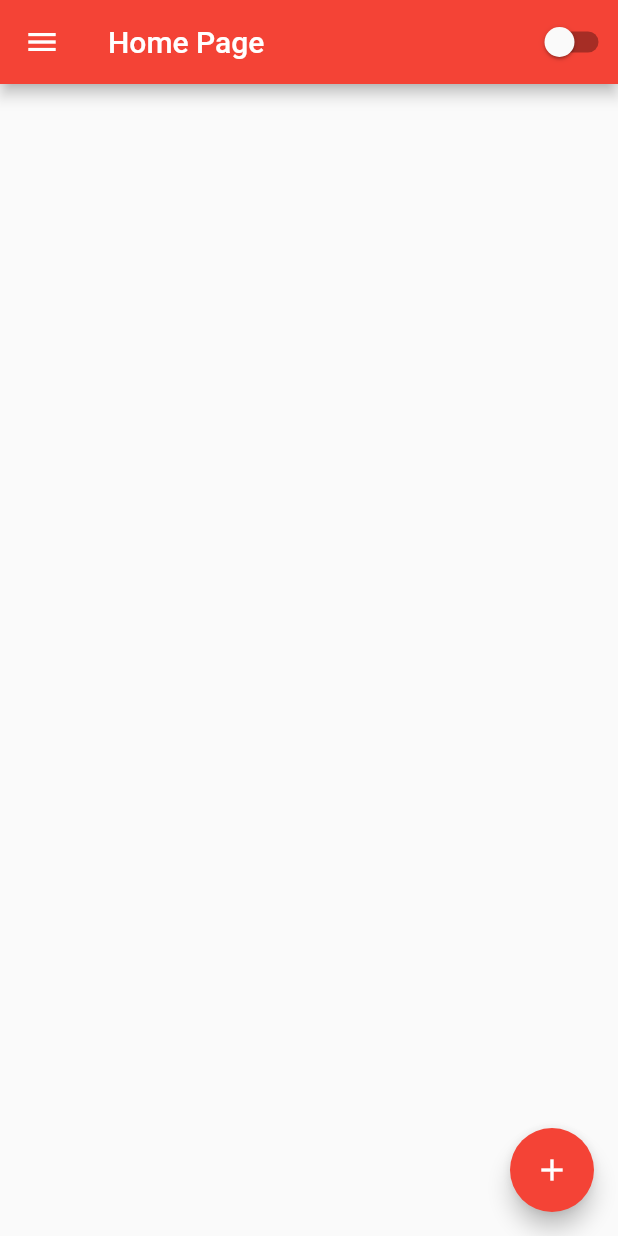
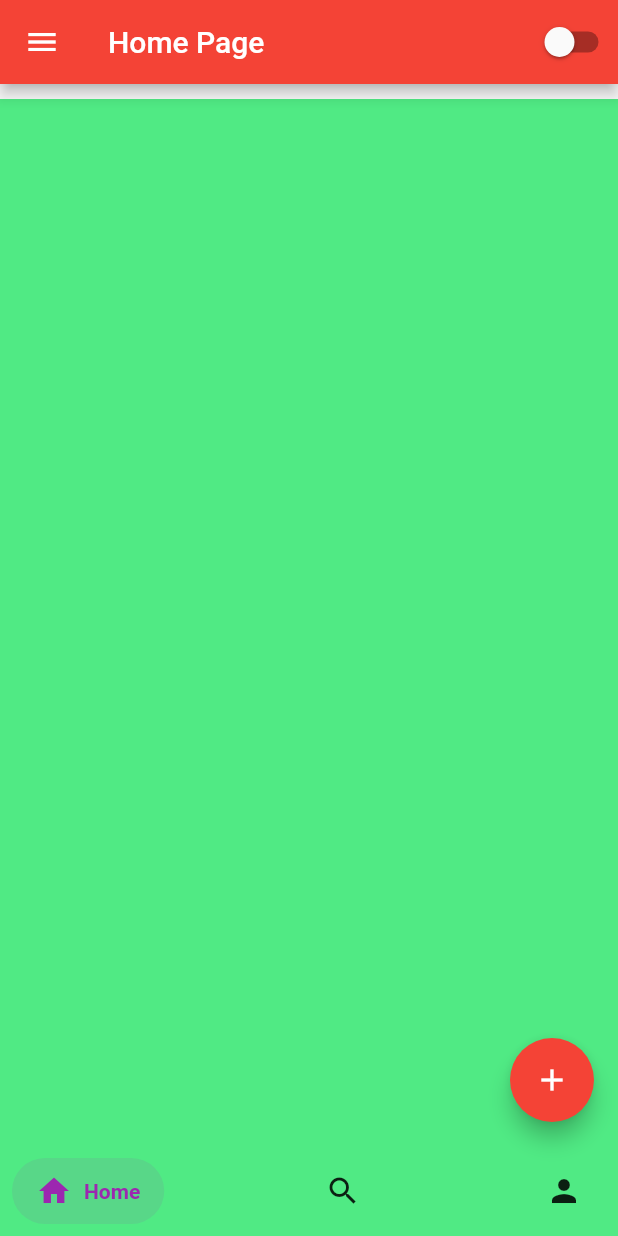
Before and after one commit to hukugan2/projectFlutter, a Flutter app: the HomePage screen opened by its route, on a phone screen of 412 x 824 dp. Run offline on Flutter 3.47's test engine with Material 2 defaults, Android fonts, the phone set to English and light mode, and no system bars; drawn by our look-alikes of salomon_bottom_bar.

Commit message:
atualização no sistema

```diff
--- a/lib/contacts_page.dart
+++ b/lib/contacts_page.dart
@@ -31,6 +31,7 @@ class MyHomeState extends State<MyHome> {
   final TextEditingController taskController = TextEditingController();
   final GlobalKey<FormState> _formKey = GlobalKey<FormState>();
   final List<String> _tasks = [];
+  final Controller = TextEditingController();
   @override
   Widget build(BuildContext context) {
     return Scaffold(
--- a/lib/home_page.dart
+++ b/lib/home_page.dart
@@ -1,5 +1,5 @@
 import 'package:flutter/material.dart';
-
+import 'package:salomon_bottom_bar/salomon_bottom_bar.dart';
 import 'app_controller.dart';
 
 class HomePage extends StatefulWidget {
@@ -11,10 +11,36 @@ class HomePage extends StatefulWidget {
 
 class HomePageState extends State<HomePage> {
   bool isDarkTheme = false;
-
+  var _currentIndex = 0;
   @override
   Widget build(BuildContext context) {
     return Scaffold(
+        bottomNavigationBar: SalomonBottomBar(
+          currentIndex: _currentIndex,
+          onTap: (i) => setState(() => _currentIndex = i),
+          items: [
+            /// Home
+            SalomonBottomBarItem(
+              icon: Icon(Icons.home),
+              title: Text("Home"),
+              selectedColor: Colors.purple,
+            ),
+
+            /// Search
+            SalomonBottomBarItem(
+              icon: Icon(Icons.search),
+              title: Text("Search"),
+              selectedColor: Colors.orange,
+            ),
+
+            /// Profile
+            SalomonBottomBarItem(
+              icon: Icon(Icons.person),
+              title: Text("Profile"),
+              selectedColor: Colors.teal,
+            ),
+          ],
+        ),
         drawer: Drawer(
           child: Column(
             children: [
@@ -55,6 +81,15 @@ class HomePageState extends State<HomePage> {
               Container(
                 height: 10,
               ),
+              Stack(
+                children: [
+                  SizedBox(
+                      height: MediaQuery.of(context).size.height,
+                      child: Container(
+                          color: Color.fromARGB(255, 38, 230, 102)
+                              .withOpacity(0.8))),
+                ],
+              ),
             ],
           ),
         ),
--- a/lib/main.dart
+++ b/lib/main.dart
@@ -1,4 +1,3 @@
-import 'package:contatos/contacts_page.dart';
 import 'package:flutter/material.dart';
 import 'package:flutter/widgets.dart';
 
--- a/pubspec.yaml
+++ b/pubspec.yaml
@@ -36,6 +36,8 @@ dependencies:
   # The following adds the Cupertino Icons font to your application.
   # Use with the CupertinoIcons class for iOS style icons.
   cupertino_icons: ^1.0.2
+  salomon_bottom_bar: ^3.3.1
+  cloud_firestore: ^3.1.5
 
 dev_dependencies:
   flutter_test:
```
Also changed, not shown: lib/login_page.dart (+23 -16 lines), pubspec.lock, 5 other files.
